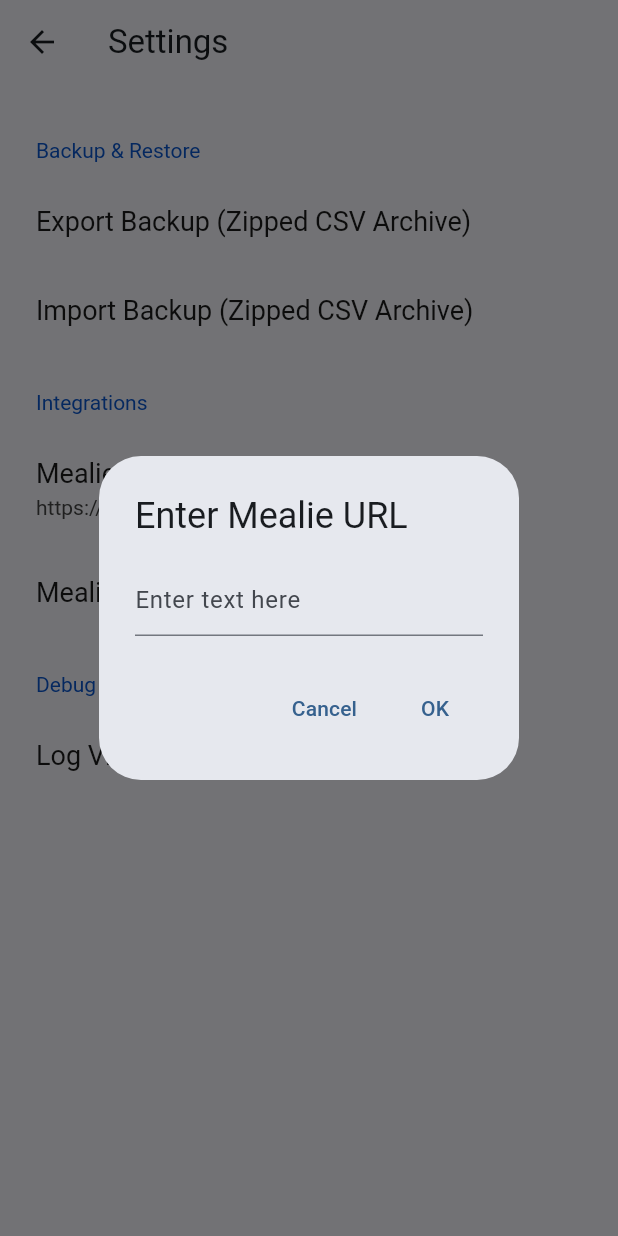
After one commit to watkins-matt/thingzee, a Flutter app: the SettingsPage screen opened directly, after a tap on "Mealie URL", on a phone screen of 412 x 824 dp. The commit adds this screen. Run offline on Flutter 3.47's test engine with Material 2 defaults, Android fonts, the phone set to English and light mode, and no system bars; drawn by our look-alikes of settings_ui; our stand-ins replace appwrite, connectivity_plus, csv, dio, file_picker, flutter_hooks and 11 more; missing offline and left inert: analyzer, build, duration, ml_algo, ml_dataframe, ml_linalg and 2 more; accounts and stored records are empty; generated files the repository leaves out were written again.

Commit message:
Settings for integrations

```diff
--- a/lib/pages/settings/settings_page.dart
+++ b/lib/pages/settings/settings_page.dart
@@ -8,6 +8,7 @@ import 'package:thingzee/data/csv_import_service.dart';
 import 'package:thingzee/pages/inventory/state/inventory_view.dart';
 import 'package:thingzee/pages/inventory/state/item_thumbnail_cache.dart';
 import 'package:thingzee/pages/log/log_viewer_page.dart';
+import 'package:thingzee/pages/settings/widget/text_entry_dialog.dart';
 
 // Settings page
 // Features to include:
@@ -53,13 +54,25 @@ class _SettingsPageState extends ConsumerState<SettingsPage> {
               ],
             ),
             SettingsSection(
+              title: const Text('Integrations'),
+              tiles: [
+                SettingsTile(
+                  title: const Text('Mealie URL'),
+                  value: const Text('https://mealie.example.com'),
+                  onPressed: onMealieUrlButtonPreseed,
+                ),
+                SettingsTile(
+                    title: const Text('Mealie API Key'),
+                    // value: const Text(''),
+                    onPressed: onMealieApiKeyButtonPreseed),
+              ],
+            ),
+            SettingsSection(
               title: const Text('Debug'),
               tiles: [
                 SettingsTile(
                   title: const Text('Log Viewer'),
-                  onPressed: (context) async {
-                    await LogViewerPage.push(context);
-                  },
+                  onPressed: onLogViewerButtonPressed,
                 )
               ],
             ),
@@ -83,6 +96,34 @@ class _SettingsPageState extends ConsumerState<SettingsPage> {
     await _refreshPostImport(context);
   }
 
+  Future<void> onLogViewerButtonPressed(context) async {
+    await LogViewerPage.push(context);
+  }
+
+  Future<void> onMealieApiKeyButtonPreseed(BuildContext context) async {
+    final controller = TextEditingController();
+    final result = await showDialog<String>(
+      context: context,
+      builder: (context) => TextEntryDialog(
+        title: 'Enter Mealie API Key',
+        controller: controller,
+      ),
+    );
+    if (result != null) {}
+  }
+
+  Future<void> onMealieUrlButtonPreseed(BuildContext context) async {
+    final controller = TextEditingController();
+    final result = await showDialog<String>(
+      context: context,
+      builder: (context) => TextEntryDialog(
+        title: 'Enter Mealie URL',
+        controller: controller,
+      ),
+    );
+    if (result != null) {}
+  }
+
   Future<String?> pickFilePath() async {
     FilePickerResult? filePickerResult = await FilePicker.platform.pickFiles();
     return filePickerResult?.files.single.path;
--- /dev/null
+++ b/lib/pages/settings/widget/text_entry_dialog.dart
@@ -0,0 +1,35 @@
+import 'package:flutter/material.dart';
+
+class TextEntryDialog extends StatelessWidget {
+  final String title;
+  final TextEditingController controller;
+
+  const TextEntryDialog({super.key, required this.title, required this.controller});
+
+  @override
+  Widget build(BuildContext context) {
+    return AlertDialog(
+      title: Text(title),
+      content: TextField(
+        controller: controller,
+        decoration: const InputDecoration(
+          hintText: 'Enter text here',
+        ),
+      ),
+      actions: <Widget>[
+        TextButton(
+          child: const Text('Cancel'),
+          onPressed: () {
+            Navigator.of(context).pop();
+          },
+        ),
+        TextButton(
+          child: const Text('OK'),
+          onPressed: () {
+            Navigator.of(context).pop(controller.text);
+          },
+        ),
+      ],
+    );
+  }
+}
```
